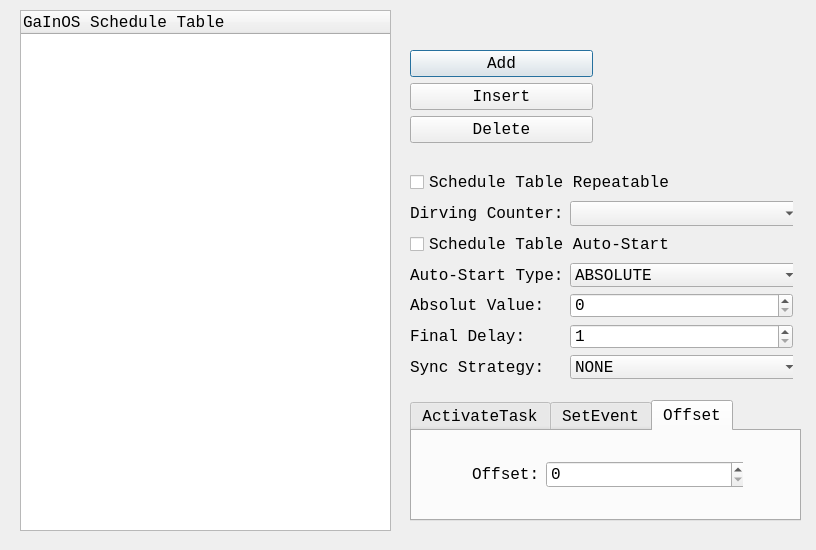
Before: the Qt Designer form SchedTable.ui in parai/GaInOS_Studio, drawn with Qt 5.
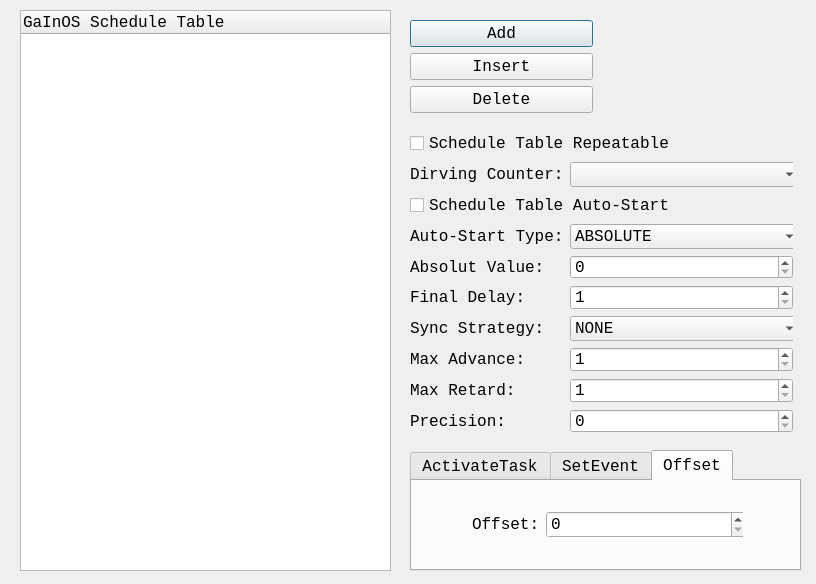
After: the same form once the commit is applied.

```diff
--- a/SchedTable.ui
+++ b/SchedTable.ui
@@ -7,7 +7,7 @@
     <x>0</x>
     <y>0</y>
     <width>816</width>
-    <height>550</height>
+    <height>584</height>
    </rect>
   </property>
   <property name="font">
@@ -27,7 +27,7 @@
      <x>20</x>
      <y>10</y>
      <width>371</width>
-     <height>521</height>
+     <height>561</height>
     </rect>
    </property>
    <column>
@@ -40,7 +40,7 @@
    <property name="geometry">
     <rect>
      <x>410</x>
-     <y>400</y>
+     <y>450</y>
      <width>391</width>
      <height>121</height>
     </rect>
@@ -175,7 +175,7 @@
    <property name="geometry">
     <rect>
      <x>410</x>
-     <y>50</y>
+     <y>20</y>
      <width>183</width>
      <height>95</height>
     </rect>
@@ -214,9 +214,9 @@
    <property name="geometry">
     <rect>
      <x>410</x>
-     <y>170</y>
+     <y>131</y>
      <width>383</width>
-     <height>209</height>
+     <height>302</height>
     </rect>
    </property>
    <layout class="QGridLayout" name="gridLayout">
@@ -358,6 +358,78 @@
       </item>
      </widget>
     </item>
+    <item row="7" column="0">
+     <widget class="QLabel" name="label_9">
+      <property name="text">
+       <string>Max Advance:</string>
+      </property>
+     </widget>
+    </item>
+    <item row="7" column="1">
+     <widget class="QSpinBox" name="spbxSchedTblMaxAdvance">
+      <property name="minimumSize">
+       <size>
+        <width>181</width>
+        <height>0</height>
+       </size>
+      </property>
+      <property name="minimum">
+       <number>1</number>
+      </property>
+      <property name="maximum">
+       <number>65535</number>
+      </property>
+     </widget>
+    </item>
+    <item row="8" column="0">
+     <widget class="QLabel" name="label_10">
+      <property name="text">
+       <string>Max Retard:</string>
+      </property>
+     </widget>
+    </item>
+    <item row="8" column="1">
+     <widget class="QSpinBox" name="spbxSchedTblMaxRetard">
+      <property name="minimumSize">
+       <size>
+        <width>181</width>
+        <height>0</height>
+       </size>
+      </property>
+      <property name="minimum">
+       <number>1</number>
+      </property>
+      <property name="maximum">
+       <number>65535</number>
+      </property>
+     </widget>
+    </item>
+    <item row="9" column="0">
+     <widget class="QLabel" name="label_11">
+      <property name="text">
+       <string>Precision:</string>
+      </property>
+     </widget>
+    </item>
+    <item row="9" column="1">
+     <widget class="QSpinBox" name="spbxSchedTblPrecision">
+      <property name="minimumSize">
+       <size>
+        <width>181</width>
+        <height>0</height>
+       </size>
+      </property>
+      <property name="minimum">
+       <number>0</number>
+      </property>
+      <property name="maximum">
+       <number>65535</number>
+      </property>
+      <property name="value">
+       <number>0</number>
+      </property>
+     </widget>
+    </item>
    </layout>
   </widget>
  </widget>
```
